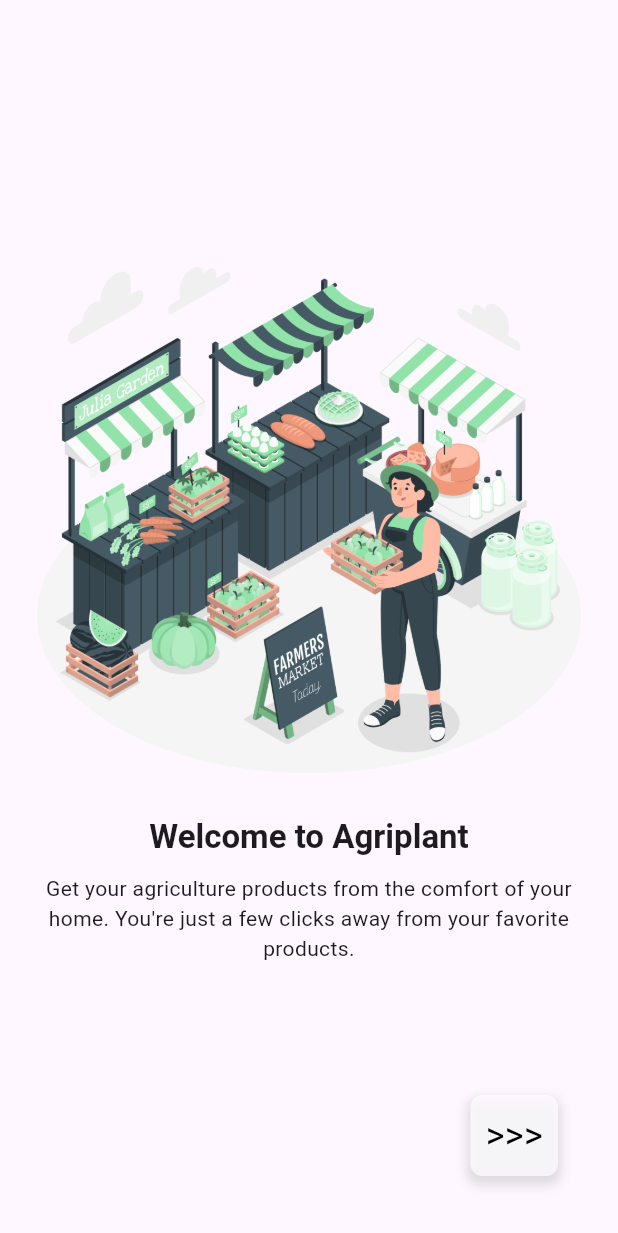
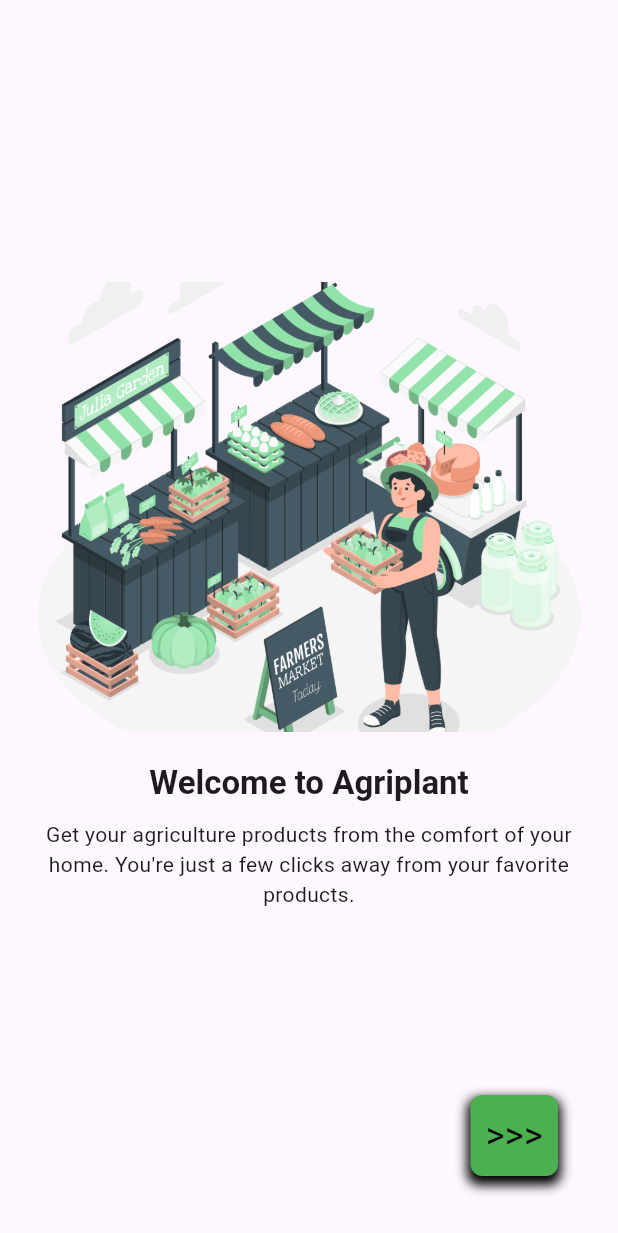
Before and after one commit to D-Binara/iwb102-team-novices, a Flutter app: the screen it shows after launch, on a phone screen of 412 x 824 dp. Shown: the top 1233 px of the screen. Run offline on Flutter 3.47's test engine with Material 3 defaults, Android fonts, the phone set to English and light mode, and no system bars.

Commit message:
Add Images Animation

```diff
--- a/frontend/lib/screens/Landing_Page.dart
+++ b/frontend/lib/screens/Landing_Page.dart
@@ -1,5 +1,6 @@
 import 'package:flutter/cupertino.dart'; // For CupertinoPageRoute
 import 'package:flutter/material.dart';
+import 'dart:async'; // For Timer
 
 class LandingPage extends StatefulWidget {
   const LandingPage({super.key});
@@ -8,7 +9,8 @@ class LandingPage extends StatefulWidget {
   _LandingPageState createState() => _LandingPageState();
 }
 
-class _LandingPageState extends State<LandingPage> with SingleTickerProviderStateMixin {
+class _LandingPageState extends State<LandingPage>
+    with SingleTickerProviderStateMixin {
   late AnimationController _controller;
   late Animation<double> _zoomOutAnimation;
 
@@ -20,10 +22,12 @@ class _LandingPageState extends State<LandingPage> with SingleTickerProviderStat
       vsync: this,
     );
 
-    _zoomOutAnimation = Tween<double>(begin: 1.0, end: 0.1).animate(CurvedAnimation(
-      parent: _controller,
-      curve: Curves.easeOut,
-    ));
+    _zoomOutAnimation = Tween<double>(begin: 1.0, end: 0.1).animate(
+      CurvedAnimation(
+        parent: _controller,
+        curve: Curves.easeOut,
+      ),
+    );
 
     // Start the zoom-out animation after a delay
     Future.delayed(const Duration(seconds: 1), () {
@@ -94,9 +98,14 @@ class SecondScreen extends StatefulWidget {
   _SecondScreenState createState() => _SecondScreenState();
 }
 
-class _SecondScreenState extends State<SecondScreen> with SingleTickerProviderStateMixin {
+class _SecondScreenState extends State<SecondScreen>
+    with SingleTickerProviderStateMixin {
   late AnimationController _controller;
   late Animation<double> _zoomInAnimation;
+
+  late PageController _pageController; // PageController for PageView
+  int _currentPage = 0; // Track current page
+  late Timer _timer; // Timer for automatic sliding
 
   @override
   void initState() {
@@ -106,18 +115,50 @@ class _SecondScreenState extends State<SecondScreen> with SingleTickerProviderSt
       vsync: this,
     );
 
-    _zoomInAnimation = Tween<double>(begin: 0.0, end: 1.0).animate(CurvedAnimation(
-      parent: _controller,
-      curve: Curves.easeIn,
-    ));
+    _zoomInAnimation = Tween<double>(begin: 0.0, end: 1.0).animate(
+      CurvedAnimation(
+        parent: _controller,
+        curve: Curves.easeIn,
+      ),
+    );
+
+    // Initialize the PageController
+    _pageController = PageController();
 
     // Start the zoom-in animation
     _controller.forward();
+
+    // Start the automatic page sliding
+    _timer = Timer.periodic(const Duration(seconds: 3), (Timer timer) {
+      if (_currentPage < 2) {
+        _currentPage++;
+      } else {
+        _currentPage = 0;
+      }
+      _pageController.animateToPage(
+        _currentPage,
+        duration: const Duration(milliseconds: 300),
+        curve: Curves.easeInOut,
+      );
+    });
+
+    // Set a timer to navigate to the login page after 6 seconds
+    Timer(const Duration(seconds: 15), () {
+      // Cancel the sliding timer
+      _timer.cancel();
+      // Navigate to the LoginPage
+      Navigator.pushReplacement(
+        context,
+        MaterialPageRoute(builder: (context) => const LoginPage()),
+      );
+    });
   }
 
   @override
   void dispose() {
     _controller.dispose();
+    _pageController.dispose(); // Dispose of the PageController
+    _timer.cancel(); // Cancel the timer
     super.dispose();
   }
 
@@ -126,20 +167,36 @@ class _SecondScreenState extends State<SecondScreen> with SingleTickerProviderSt
     return Scaffold(
       body: SafeArea(
         minimum: const EdgeInsets.all(20),
-        child: Stack( // Use Stack to position the icon
+        child: Stack(
           children: [
             Center(
               child: ScaleTransition(
                 scale: _zoomInAnimation,
                 child: Column(
-                  mainAxisSize: MainAxisSize.min, // To avoid taking extra vertical space
+                  mainAxisSize: MainAxisSize.min,
                   children: [
-                    // This reduces the space above the image and text
-                    ConstrainedBox(
-                      constraints: const BoxConstraints(maxWidth: 380),
-                      child: Image.asset('assets/Landing/onboarding_1.png'),
+                    // Automatic sliding images
+                    SizedBox(
+                      height: 300, // Set height for the PageView
+                      child: PageView(
+                        controller: _pageController,
+                        children: [
+                          Image.asset(
+                            'assets/Landing/onboarding_1.png',
+                            fit: BoxFit.cover,
+                          ),
+                          Image.asset(
+                            'assets/Landing/onboarding_1.png',
+                            fit: BoxFit.cover,
+                          ),
+                          Image.asset(
+                            'assets/Landing/onboarding_1.png',
+                            fit: BoxFit.cover,
+                          ),
+                        ],
+                      ),
                     ),
-                    const SizedBox(height: 20), // Adjust space between image and title
+                    const SizedBox(height: 20),
 
                     // Title text
                     Text(
@@ -150,7 +207,7 @@ class _SecondScreenState extends State<SecondScreen> with SingleTickerProviderSt
                           ?.copyWith(fontWeight: FontWeight.bold),
                     ),
                     const Padding(
-                      padding: EdgeInsets.only(top: 10, bottom: 30), // Adjusted padding
+                      padding: EdgeInsets.only(top: 10, bottom: 30),
                       child: Text(
                         "Get your agriculture products from the comfort of your home. You're just a few clicks away from your favorite products.",
                         textAlign: TextAlign.center,
@@ -161,35 +218,37 @@ class _SecondScreenState extends State<SecondScreen> with SingleTickerProviderSt
               ),
             ),
             Positioned(
-              bottom: 20, // Distance from the bottom of the screen
-              right: 20, // Distance from the right of the screen
+              bottom: 20,
+              right: 20,
               child: GestureDetector(
                 onTap: () {
-
+                  Navigator.push(
+                    context,
+                    MaterialPageRoute(builder: (context) => const LoginPage()),
+                  );
                 },
                 child: Container(
-                  padding: const EdgeInsets.all(10), // Padding around the icon
+                  padding: const EdgeInsets.all(10),
                   decoration: BoxDecoration(
-                    color: Colors.white70, // Background color
-                    borderRadius: BorderRadius.circular(8), // Rounded corners
+                    color: Colors.green,
+                    borderRadius: BorderRadius.circular(8),
                     boxShadow: [
                       BoxShadow(
-                        color: Colors.black12, // Color of the shadow
-                        offset: const Offset(0, 4), // Shadow position (x, y)
-                        blurRadius: 6, // Spread of the shadow
-                        spreadRadius: 2, // Increase shadow size
+                        color: Colors.black,
+                        offset: const Offset(0, 4),
+                        blurRadius: 6,
+                        spreadRadius: 2,
                       ),
                     ],
                   ),
                   child: const Text(
                     '>>>', // The custom icon
                     style: TextStyle(
-                      fontSize: 24, // Size of the icon text
-                      color: Colors.black, // Color of the icon text
+                      fontSize: 24,
+                      color: Colors.black,
                     ),
                   ),
                 ),
-
               ),
             ),
           ],
```
